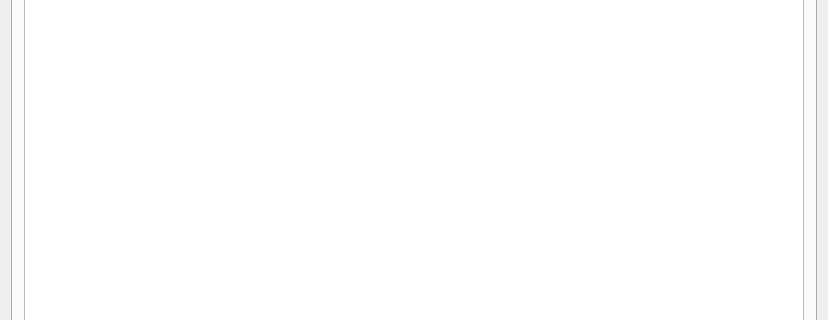
Above: cccg/gui/casewindow.ui from jedwards4b/CCCG before the change; both pictures show x 0 to 828 and y 140 to 460 of the 828 by 581 pixel window. Below: the same form after it.
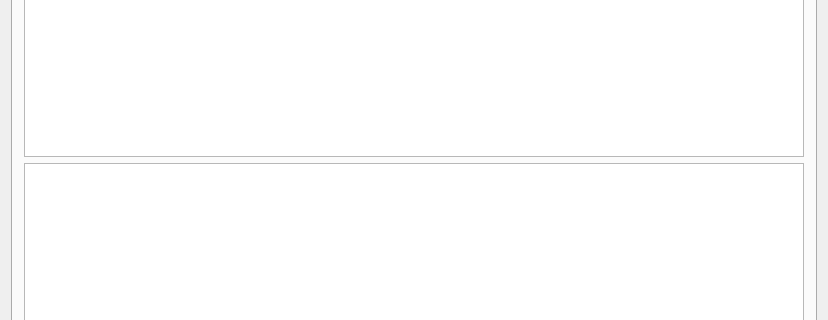
That is the form after the change. Custom widgets are drawn as their Qt base class.

Commit message: add pyqtgraphics.parametertree

```diff
--- a/cccg/gui/casewindow.ui
+++ b/cccg/gui/casewindow.ui
@@ -94,7 +94,7 @@
         <string>Run</string>
        </attribute>
        <layout class="QGridLayout" name="gridLayout_3">
-        <item row="0" column="0">
+        <item row="1" column="0">
          <widget class="QTableWidget" name="RuntableWidget">
           <attribute name="horizontalHeaderCascadingSectionResizes">
            <bool>true</bool>
@@ -104,6 +104,9 @@
           </attribute>
          </widget>
         </item>
+        <item row="0" column="0">
+         <widget class="ParameterTree" name="graphicsView"/>
+        </item>
        </layout>
       </widget>
      </widget>
@@ -131,6 +134,13 @@
   <widget class="QStatusBar" name="statusBar"/>
  </widget>
  <layoutdefault spacing="6" margin="11"/>
+ <customwidgets>
+  <customwidget>
+   <class>ParameterTree</class>
+   <extends>QGraphicsView</extends>
+   <header>pyqtgraph.parametertree</header>
+  </customwidget>
+ </customwidgets>
  <resources/>
  <connections/>
 </ui>
```
